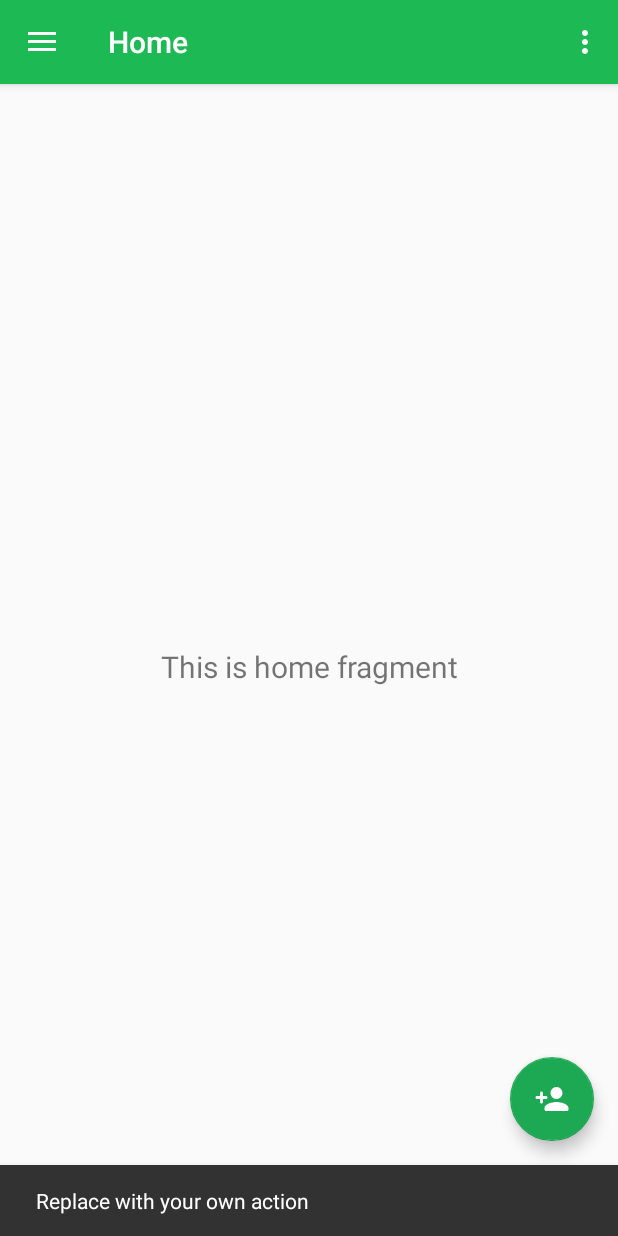
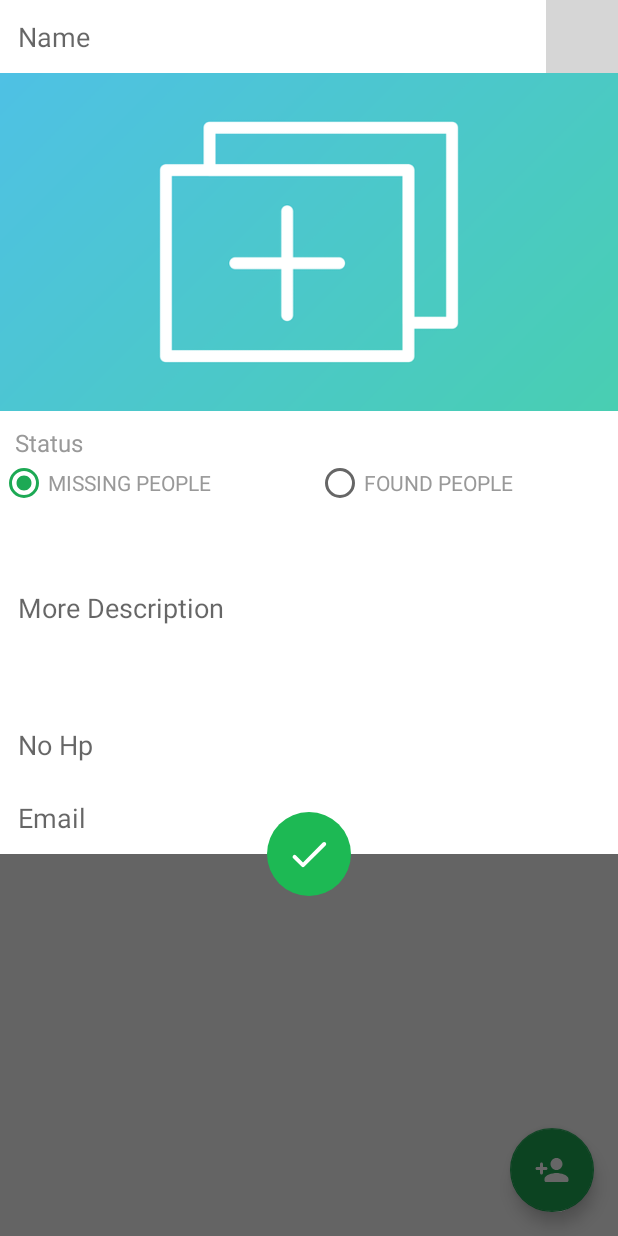
Before and after one commit to DavidAdityaW/FindHope, an Android app: the Home screen opened directly, with no data from a screen before it, after a tap on an icon or button, on a phone screen of 412 x 824 dp. Run offline under Robolectric (Android 15) with nearby library versions, the phone set to English and light mode, and no system bars; our stand-ins replace CircleImageView, Firebase (no records; nobody signed in at launch, a user with empty details on screens opened directly), navigation-ui; grey boxes are pictures that could not be loaded.

Commit message:
creation popup add post (david 10118071)

```diff
--- a/app/src/main/java/com/example/findhope/Activities/Home.java
+++ b/app/src/main/java/com/example/findhope/Activities/Home.java
@@ -1,16 +1,31 @@
 package com.example.findhope.Activities;
 
+import android.Manifest;
+import android.app.Dialog;
+import android.content.Intent;
+import android.content.pm.PackageManager;
+import android.graphics.Color;
+import android.graphics.drawable.ColorDrawable;
+import android.net.Uri;
 import android.os.Bundle;
+import android.view.Gravity;
 import android.view.View;
 import android.view.Menu;
 import android.widget.ImageView;
+import android.widget.ProgressBar;
+import android.widget.RadioButton;
+import android.widget.RadioGroup;
 import android.widget.TextView;
+import android.widget.Toast;
 
 import com.bumptech.glide.Glide;
 import com.google.android.material.floatingactionbutton.FloatingActionButton;
 import com.google.android.material.snackbar.Snackbar;
 import com.google.android.material.navigation.NavigationView;
 
+import androidx.annotation.Nullable;
+import androidx.core.app.ActivityCompat;
+import androidx.core.content.ContextCompat;
 import androidx.navigation.NavController;
 import androidx.navigation.Navigation;
 import androidx.navigation.ui.AppBarConfiguration;
@@ -36,10 +51,19 @@ public class Home extends AppCompatActivity {
     private AppBarConfiguration mAppBarConfiguration;
 
 
+    private static final int PReqCode = 2;
+    private static final int REQUESTCODE = 2;
+    private Uri pickedImgUri = null;
 
     FirebaseAuth mAuth;
     FirebaseUser currentUser;
 
+    Dialog popAddPost;
+    ImageView popupUserPhoto, popupImage, popupAddBtn;
+    TextView popupName, popupDescription, popupNoHp, popupEmail;
+    RadioGroup rgStatus;
+    RadioButton rbMissingPeople, rbFoundPeople;
+    ProgressBar popupProgressBar;
 
 
     @Override
@@ -50,19 +74,23 @@ public class Home extends AppCompatActivity {
         setSupportActionBar(toolbar);
 
 
-
         // views
         mAuth = FirebaseAuth.getInstance();
         currentUser = mAuth.getCurrentUser();
 
+        // popup
+        iniPopup();
+        setupPopupImageClick(); // klik post image
 
 
         FloatingActionButton fab = findViewById(R.id.fab);
         fab.setOnClickListener(new View.OnClickListener() {
             @Override
             public void onClick(View view) {
-                Snackbar.make(view, "Replace with your own action", Snackbar.LENGTH_LONG)
-                        .setAction("Action", null).show();
+                popAddPost.show(); // klik button floating untuk buka popupaddpost
+
+//                Snackbar.make(view, "Replace with your own action", Snackbar.LENGTH_LONG)
+//                        .setAction("Action", null).show();
             }
         });
         DrawerLayout drawer = findViewById(R.id.drawer_layout);
@@ -96,6 +124,129 @@ public class Home extends AppCompatActivity {
                 || super.onSupportNavigateUp();
     }
 
+    // KONFIGURASI POPUP ADD POST
+    // method popup
+    private void iniPopup() {
+        popAddPost = new Dialog(this);
+        popAddPost.setContentView(R.layout.popup_add_post);
+        popAddPost.getWindow().setBackgroundDrawable(new ColorDrawable(Color.TRANSPARENT));
+        popAddPost.getWindow().setLayout(Toolbar.LayoutParams.MATCH_PARENT,Toolbar.LayoutParams.WRAP_CONTENT);
+        popAddPost.getWindow().getAttributes().gravity = Gravity.TOP;
+
+        // popup widget
+        popupUserPhoto = popAddPost.findViewById(R.id.popup_userphoto);
+        popupImage =  popAddPost.findViewById(R.id.popup_image);
+        popupName =  popAddPost.findViewById(R.id.popup_name);
+        rgStatus =  popAddPost.findViewById(R.id.rg_status); // radiogroup
+        rbMissingPeople =  popAddPost.findViewById(R.id.rb_missingpeople); // radiobutton
+        rbFoundPeople =  popAddPost.findViewById(R.id.rb_foundpeople); // radiobutton
+        popupDescription =  popAddPost.findViewById(R.id.popup_description);
+        popupNoHp =  popAddPost.findViewById(R.id.popup_nohp);
+        popupEmail =  popAddPost.findViewById(R.id.popup_email);
+        popupAddBtn =  popAddPost.findViewById(R.id.popup_add_btn);
+        popupProgressBar =  popAddPost.findViewById(R.id.popup_progressBar);
+
+        // load current userphoto
+        Glide.with(Home.this).load(currentUser.getPhotoUrl()).into(popupUserPhoto);
+
+//        // add post
+//        popupAddBtn.setOnClickListener(new View.OnClickListener() {
+//            @Override
+//            public void onClick(View v) {
+//                popupAddBtn.setVisibility(View.INVISIBLE);
+//                popupProgressBar.setVisibility(View.VISIBLE);
+//
+//                if (!popupTitle.getText().toString().isEmpty() && !popupDescription.getText().toString().isEmpty() && !popupKalori.getText().toString().isEmpty()
+//                        && !popupBahan.getText().toString().isEmpty() && !popupCara.getText().toString().isEmpty() && pickedImgUri != null) {
+//                    // TODO: create post object and add it to firebase database
+//                    // first we need upload post image access firebase storage
+//                    StorageReference storageReference = FirebaseStorage.getInstance().getReference().child("post_images");
+//                    final StorageReference imageFilePath = storageReference.child(pickedImgUri.getLastPathSegment());
+//                    imageFilePath.putFile(pickedImgUri).addOnSuccessListener(new OnSuccessListener<UploadTask.TaskSnapshot>() {
+//                        @Override
+//                        public void onSuccess(UploadTask.TaskSnapshot taskSnapshot) {
+//                            imageFilePath.getDownloadUrl().addOnSuccessListener(new OnSuccessListener<Uri>() {
+//                                @Override
+//                                public void onSuccess(Uri uri) {
+//                                    String imageDownloadLink = uri.toString();
+//                                    // create post object
+//                                    Post post = new Post(popupTitle.getText().toString(),
+//                                            popupDescription.getText().toString(),
+//                                            imageDownloadLink,
+//                                            popupKalori.getText().toString(),
+//                                            popupBahan.getText().toString(),
+//                                            popupCara.getText().toString(),
+//                                            currentUser.getUid(),
+//                                            currentUser.getPhotoUrl().toString());
+//
+//                                    // add post to firebase database
+//                                    addPost(post);
+//                                }
+//                            }).addOnFailureListener(new OnFailureListener() {
+//                                @Override
+//                                public void onFailure(@NonNull Exception e) {
+//                                    // something goes wrong uploading picture
+//                                    showMessage(e.getMessage());
+//                                    popupAddBtn.setVisibility(View.VISIBLE);
+//                                    popupProgressBar.setVisibility(View.INVISIBLE);
+//                                }
+//                            });
+//
+//                        }
+//                    });
+//                } else {
+//                    showMessage("Please verify all input fields and choose post image");
+//                    popupAddBtn.setVisibility(View.VISIBLE);
+//                    popupProgressBar.setVisibility(View.INVISIBLE);
+//                }
+//            }
+//        });
+    }
+
+    // KONFIGURASI PILIH POST IMAGE
+    // method image post click
+    private void setupPopupImageClick() {
+        popupImage.setOnClickListener(new View.OnClickListener() {
+            @Override
+            public void onClick(View v) {
+                checkAndRequestForPermission();
+            }
+        });
+    }
+    // method check and request permission
+    private void checkAndRequestForPermission() {
+        if (ContextCompat.checkSelfPermission(Home.this, Manifest.permission.READ_EXTERNAL_STORAGE) != PackageManager.PERMISSION_GRANTED) {
+            if (ActivityCompat.shouldShowRequestPermissionRationale(Home.this, Manifest.permission.READ_EXTERNAL_STORAGE)) {
+                Toast.makeText(Home.this, "Please accept for required permission", Toast.LENGTH_SHORT).show();
+            } else {
+                ActivityCompat.requestPermissions(Home.this,
+                        new String[]{Manifest.permission.READ_EXTERNAL_STORAGE},
+                        PReqCode);
+            }
+        } else {
+            openGallery();
+        }
+    }
+    // method open gallery
+    private void openGallery() {
+        // TODO: open gallery intent and wait user to pick an image
+        Intent galleryIntent = new Intent(Intent.ACTION_GET_CONTENT);
+        galleryIntent.setType("image/*");
+        startActivityForResult(galleryIntent, REQUESTCODE);
+    }
+    // method when user picked an image
+    @Override
+    protected void onActivityResult(int requestCode, int resultCode, @Nullable Intent data) {
+        super.onActivityResult(requestCode, resultCode, data);
+        if (resultCode == RESULT_OK && requestCode == REQUESTCODE && data != null) {
+            // the user has successfully picked image
+            // we need to save its reference to a Uri variable
+            pickedImgUri = data.getData();
+            popupImage.setImageURI(pickedImgUri);
+        }
+    }
+
+    // KONFIGURASI INFO USER SIGN IN
     // method info user sign in di navigasi header
     public void updateNavHeader() {
         NavigationView navigationView = findViewById(R.id.nav_view);
--- /dev/null
+++ b/app/src/main/res/drawable/ic_round_done_24.xml
@@ -0,0 +1,5 @@
+<vector android:height="24dp" android:tint="#FFFFFF"
+    android:viewportHeight="24" android:viewportWidth="24"
+    android:width="24dp" xmlns:android="http://schemas.android.com/apk/res/android">
+    <path android:fillColor="@android:color/white" android:pathData="M9,16.2l-3.5,-3.5c-0.39,-0.39 -1.01,-0.39 -1.4,0 -0.39,0.39 -0.39,1.01 0,1.4l4.19,4.19c0.39,0.39 1.02,0.39 1.41,0L20.3,7.7c0.39,-0.39 0.39,-1.01 0,-1.4 -0.39,-0.39 -1.01,-0.39 -1.4,0L9,16.2z"/>
+</vector>
--- /dev/null
+++ b/app/src/main/res/drawable/ic_round_filter_none_24.xml
@@ -0,0 +1,5 @@
+<vector android:height="24dp" android:tint="#FFFFFF"
+    android:viewportHeight="24" android:viewportWidth="24"
+    android:width="24dp" xmlns:android="http://schemas.android.com/apk/res/android">
+    <path android:fillColor="@android:color/white" android:pathData="M2,5c-0.55,0 -1,0.45 -1,1v15c0,1.1 0.9,2 2,2h15c0.55,0 1,-0.45 1,-1s-0.45,-1 -1,-1L4,21c-0.55,0 -1,-0.45 -1,-1L3,6c0,-0.55 -0.45,-1 -1,-1zM21,1L7,1c-1.1,0 -2,0.9 -2,2v14c0,1.1 0.9,2 2,2h14c1.1,0 2,-0.9 2,-2L23,3c0,-1.1 -0.9,-2 -2,-2zM20,17L8,17c-0.55,0 -1,-0.45 -1,-1L7,4c0,-0.55 0.45,-1 1,-1h12c0.55,0 1,0.45 1,1v12c0,0.55 -0.45,1 -1,1z"/>
+</vector>
--- /dev/null
+++ b/app/src/main/res/drawable/popup_circle_bg_style.xml
@@ -0,0 +1,6 @@
+<?xml version="1.0" encoding="utf-8"?>
+<shape android:shape="oval" xmlns:android="http://schemas.android.com/apk/res/android">
+
+    <solid android:color="@color/colorPrimary" />
+
+</shape>
--- /dev/null
+++ b/app/src/main/res/drawable/popup_edittext_style.xml
@@ -0,0 +1,11 @@
+<?xml version="1.0" encoding="utf-8"?>
+<shape xmlns:android="http://schemas.android.com/apk/res/android">
+
+    <solid android:color="#ffffff" />
+    <padding
+        android:top="12dp"
+        android:right="12dp"
+        android:left="12dp"
+        android:bottom="12dp" />
+
+</shape>
--- a/app/src/main/res/layout/nav_header_main.xml
+++ b/app/src/main/res/layout/nav_header_main.xml
@@ -21,6 +21,15 @@
         android:contentDescription="@string/nav_header_desc"
         app:srcCompat="@mipmap/ic_launcher_round" />
 
+    <LinearLayout
+        android:layout_width="match_parent"
+        android:layout_height="wrap_content"
+        android:orientation="horizontal">
+        <LinearLayout
+            android:layout_width="match_parent"
+            android:layout_height="wrap_content"
+            android:orientation="vertical"
+            android:layout_weight="1">
             <TextView
                 android:id="@+id/nav_username"
                 android:layout_width="match_parent"
@@ -30,7 +39,6 @@
                 android:text="@string/nav_header_title"
                 android:textSize="14sp"
                 android:textAppearance="@style/TextAppearance.AppCompat.Body1" />
-
             <TextView
                 android:id="@+id/nav_useremail"
                 android:layout_width="wrap_content"
@@ -38,5 +46,19 @@
                 android:textColor="@android:color/white"
                 android:textSize="12sp"
                 android:text="@string/nav_header_subtitle" />
+        </LinearLayout>
+        <LinearLayout
+            android:layout_width="match_parent"
+            android:layout_height="wrap_content"
+            android:gravity="end"
+            android:layout_marginTop="20dp"
+            android:layout_weight="1">
+            <ImageView
+                android:id="@+id/copy_usersignin"
+                android:layout_width="20dp"
+                android:layout_height="20dp"
+                android:src="@drawable/ic_round_filter_none_24" />
+        </LinearLayout>
+    </LinearLayout>
 
 </LinearLayout>
--- /dev/null
+++ b/app/src/main/res/layout/popup_add_post.xml
@@ -0,0 +1,152 @@
+<?xml version="1.0" encoding="utf-8"?>
+<androidx.constraintlayout.widget.ConstraintLayout
+    xmlns:android="http://schemas.android.com/apk/res/android"
+    android:layout_width="match_parent"
+    android:layout_height="wrap_content"
+    xmlns:app="http://schemas.android.com/apk/res-auto">
+
+    <de.hdodenhof.circleimageview.CircleImageView
+        android:id="@+id/popup_userphoto"
+        android:layout_width="48dp"
+        android:layout_height="0dp"
+        android:background="#ffffff"
+        android:padding="8dp"
+        app:layout_constraintBottom_toTopOf="@+id/popup_image"
+        app:layout_constraintEnd_toEndOf="parent"
+        app:layout_constraintStart_toEndOf="@id/popup_name"
+        app:layout_constraintTop_toTopOf="parent"
+        android:src="@drawable/img_userphoto" />
+
+    <EditText
+        android:id="@+id/popup_name"
+        android:layout_width="0dp"
+        android:layout_height="wrap_content"
+        android:ems="10"
+        android:inputType="text"
+        android:maxLength="20"
+        android:hint="Name"
+        android:background="@drawable/popup_edittext_style"
+        app:layout_constraintEnd_toStartOf="@+id/popup_userphoto"
+        app:layout_constraintStart_toStartOf="parent"
+        app:layout_constraintTop_toTopOf="parent" />
+
+    <ImageView
+        android:id="@+id/popup_image"
+        android:layout_width="0dp"
+        android:layout_height="225dp"
+        android:background="#2d2d2d"
+        android:scaleType="centerCrop"
+        app:layout_constraintEnd_toEndOf="parent"
+        app:layout_constraintHorizontal_bias="0.0"
+        app:layout_constraintStart_toStartOf="parent"
+        app:layout_constraintTop_toBottomOf="@+id/popup_name"
+        android:src="@drawable/img_postimage" />
+
+    <TextView
+        android:id="@+id/tv_status"
+        android:layout_width="0dp"
+        android:layout_height="wrap_content"
+        android:paddingTop="10dp"
+        android:paddingLeft="10dp"
+        android:text="Status"
+        android:textSize="16sp"
+        android:textColor="@color/grey"
+        android:background="@color/white"
+        app:layout_constraintEnd_toEndOf="parent"
+        app:layout_constraintStart_toStartOf="parent"
+        app:layout_constraintTop_toBottomOf="@+id/popup_image" />
+
+    <RadioGroup
+        android:id="@+id/rg_status"
+        android:layout_width="0dp"
+        android:layout_height="wrap_content"
+        android:background="@color/white"
+        android:orientation="horizontal"
+        app:layout_constraintEnd_toEndOf="parent"
+        app:layout_constraintStart_toStartOf="parent"
+        app:layout_constraintTop_toBottomOf="@+id/tv_status">
+        <RadioButton
+            android:id="@+id/rb_missingpeople"
+            android:layout_width="wrap_content"
+            android:layout_height="wrap_content"
+            android:layout_weight="1"
+            android:textColor="@color/grey"
+            android:text="MISSING PEOPLE"
+            android:checked="true"/>
+        <RadioButton
+            android:id="@+id/rb_foundpeople"
+            android:layout_width="wrap_content"
+            android:layout_height="wrap_content"
+            android:layout_weight="1"
+            android:textColor="@color/grey"
+            android:text="FOUND PEOPLE" />
+    </RadioGroup>
+
+    <EditText
+        android:id="@+id/popup_description"
+        android:layout_width="0dp"
+        android:layout_height="wrap_content"
+        android:maxLines="20"
+        android:minLines="5"
+        android:ems="10"
+        android:inputType="textMultiLine"
+        android:hint="More Description"
+        android:background="@drawable/popup_edittext_style"
+        app:layout_constraintEnd_toEndOf="parent"
+        app:layout_constraintStart_toStartOf="parent"
+        app:layout_constraintTop_toBottomOf="@+id/rg_status" />
+
+    <EditText
+        android:id="@+id/popup_nohp"
+        android:layout_width="0dp"
+        android:layout_height="wrap_content"
+        android:ems="10"
+        android:inputType="numberDecimal"
+        android:maxLength="4"
+        android:hint="No Hp"
+        android:background="@drawable/popup_edittext_style"
+        app:layout_constraintEnd_toEndOf="parent"
+        app:layout_constraintStart_toStartOf="parent"
+        app:layout_constraintTop_toBottomOf="@+id/popup_description" />
+
+    <EditText
+        android:id="@+id/popup_email"
+        android:layout_width="0dp"
+        android:layout_height="wrap_content"
+        android:ems="10"
+        android:inputType="textEmailAddress"
+        android:maxLength="4"
+        android:hint="Email"
+        android:background="@drawable/popup_edittext_style"
+        app:layout_constraintEnd_toEndOf="parent"
+        app:layout_constraintStart_toStartOf="parent"
+        app:layout_constraintTop_toBottomOf="@+id/popup_nohp" />
+
+    <ImageView
+        android:id="@+id/popup_add_btn"
+        android:layout_width="56dp"
+        android:layout_height="56dp"
+        android:background="@drawable/popup_circle_bg_style"
+        android:src="@drawable/ic_round_done_24"
+        android:padding="12dp"
+        app:layout_editor_absoluteX="175dp"
+        app:layout_editor_absoluteY="650dp"
+        app:layout_constraintBottom_toBottomOf="@+id/popup_email"
+        app:layout_constraintEnd_toEndOf="parent"
+        app:layout_constraintStart_toStartOf="parent"
+        app:layout_constraintTop_toBottomOf="@+id/popup_email" />
+
+    <ProgressBar
+        android:id="@+id/popup_progressBar"
+        android:layout_width="wrap_content"
+        android:layout_height="wrap_content"
+        android:visibility="invisible"
+        android:padding="4dp"
+        app:layout_constraintBottom_toBottomOf="parent"
+        app:layout_constraintEnd_toEndOf="@+id/popup_add_btn"
+        app:layout_constraintStart_toStartOf="@+id/popup_add_btn"
+        app:layout_constraintTop_toTopOf="@+id/popup_add_btn"
+        android:background="@drawable/popup_circle_bg_style"
+        android:indeterminateTint="#ffffff" />
+
+</androidx.constraintlayout.widget.ConstraintLayout>
--- a/app/src/main/res/navigation/mobile_navigation.xml
+++ b/app/src/main/res/navigation/mobile_navigation.xml
@@ -14,7 +14,7 @@
     <fragment
         android:id="@+id/nav_gallery"
         android:name="com.example.findhope.Activities.ui.gallery.GalleryFragment"
-        android:label="@string/menu_gallery"
+        android:label="Recent Post"
         tools:layout="@layout/fragment_gallery" />
 
     <fragment
```
Also changed, not shown: app/src/main/res/drawable/img_postimage.png (added), app/src/main/res/drawable/img_userphoto.png (added). Lines whose indentation alone changed are shown as unchanged.
